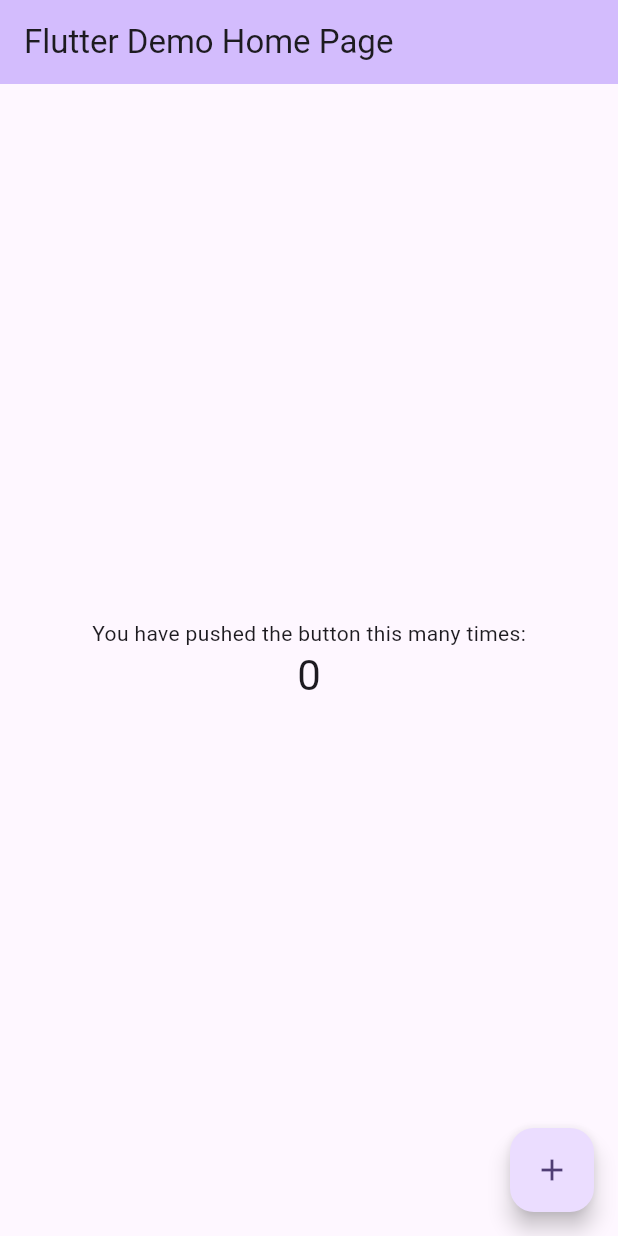
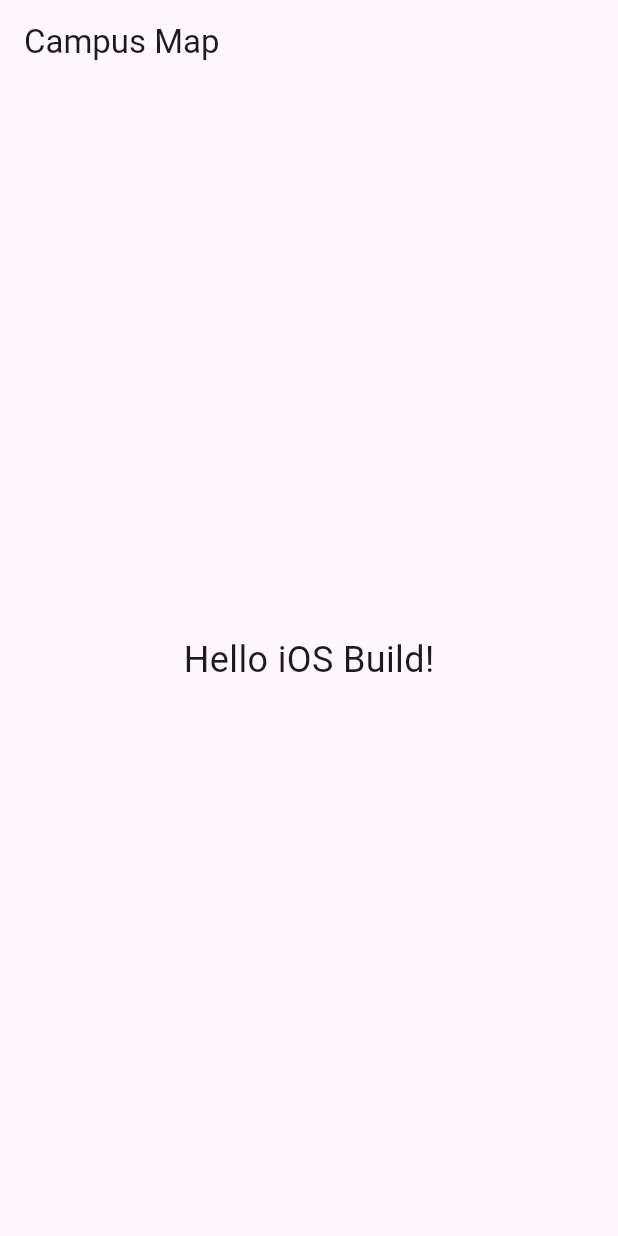
Before and after one commit to m0jik/campus_map, a Flutter app: the screen it shows after launch, on a phone screen of 412 x 824 dp. Run offline on Flutter 3.47's test engine with Material 3 defaults, Android fonts, the phone set to English and light mode, and no system bars.

Commit message:
ios github actions stuff

```diff
--- a/lib/main.dart
+++ b/lib/main.dart
@@ -1,121 +1,32 @@
 import 'package:flutter/material.dart';
 
-void main() {
-  runApp(const MyApp());
-}
+void main() => runApp(const CampusMapApp());
 
-class MyApp extends StatelessWidget {
-  const MyApp({super.key});
+class CampusMapApp extends StatelessWidget {
+  const CampusMapApp({super.key});
 
-  // This widget is the root of your application.
   @override
   Widget build(BuildContext context) {
     return MaterialApp(
-      title: 'Flutter Demo',
-      theme: ThemeData(
-        // This is the theme of your application.
-        //
-        // TRY THIS: Try running your application with "flutter run". You'll see
-        // the application has a purple toolbar. Then, without quitting the app,
-        // try changing the seedColor in the colorScheme below to Colors.green
-        // and then invoke "hot reload" (save your changes or press the "hot
-        // reload" button in a Flutter-supported IDE, or press "r" if you used
-        // the command line to start the app).
-        //
-        // Notice that the counter didn't reset back to zero; the application
-        // state is not lost during the reload. To reset the state, use hot
-        // restart instead.
-        //
-        // This works for code too, not just values: Most code changes can be
-        // tested with just a hot reload.
-        colorScheme: .fromSeed(seedColor: Colors.deepPurple),
-      ),
-      home: const MyHomePage(title: 'Flutter Demo Home Page'),
+      title: 'Campus Map Demo',
+      theme: ThemeData(primarySwatch: Colors.blue),
+      home: const MapHomePage(),
     );
   }
 }
 
-class MyHomePage extends StatefulWidget {
-  const MyHomePage({super.key, required this.title});
-
-  // This widget is the home page of your application. It is stateful, meaning
-  // that it has a State object (defined below) that contains fields that affect
-  // how it looks.
-
-  // This class is the configuration for the state. It holds the values (in this
-  // case the title) provided by the parent (in this case the App widget) and
-  // used by the build method of the State. Fields in a Widget subclass are
-  // always marked "final".
-
-  final String title;
-
-  @override
-  State<MyHomePage> createState() => _MyHomePageState();
-}
-
-class _MyHomePageState extends State<MyHomePage> {
-  int _counter = 0;
-
-  void _incrementCounter() {
-    setState(() {
-      // This call to setState tells the Flutter framework that something has
-      // changed in this State, which causes it to rerun the build method below
-      // so that the display can reflect the updated values. If we changed
-      // _counter without calling setState(), then the build method would not be
-      // called again, and so nothing would appear to happen.
-      _counter++;
-    });
-  }
+class MapHomePage extends StatelessWidget {
+  const MapHomePage({super.key});
 
   @override
   Widget build(BuildContext context) {
-    // This method is rerun every time setState is called, for instance as done
-    // by the _incrementCounter method above.
-    //
-    // The Flutter framework has been optimized to make rerunning build methods
-    // fast, so that you can just rebuild anything that needs updating rather
-    // than having to individually change instances of widgets.
     return Scaffold(
-      appBar: AppBar(
-        // TRY THIS: Try changing the color here to a specific color (to
-        // Colors.amber, perhaps?) and trigger a hot reload to see the AppBar
-        // change color while the other colors stay the same.
-        backgroundColor: Theme.of(context).colorScheme.inversePrimary,
-        // Here we take the value from the MyHomePage object that was created by
-        // the App.build method, and use it to set our appbar title.
-        title: Text(widget.title),
-      ),
-      body: Center(
-        // Center is a layout widget. It takes a single child and positions it
-        // in the middle of the parent.
-        child: Column(
-          // Column is also a layout widget. It takes a list of children and
-          // arranges them vertically. By default, it sizes itself to fit its
-          // children horizontally, and tries to be as tall as its parent.
-          //
-          // Column has various properties to control how it sizes itself and
-          // how it positions its children. Here we use mainAxisAlignment to
-          // center the children vertically; the main axis here is the vertical
-          // axis because Columns are vertical (the cross axis would be
-          // horizontal).
-          //
-          // TRY THIS: Invoke "debug painting" (choose the "Toggle Debug Paint"
-          // action in the IDE, or press "p" in the console), to see the
-          // wireframe for each widget.
-          mainAxisAlignment: .center,
-          children: [
-            const Text('You have pushed the button this many times:'),
-            Text(
-              '$_counter',
-              style: Theme.of(context).textTheme.headlineMedium,
-            ),
-          ],
+      appBar: AppBar(title: const Text('Campus Map')),
+      body: const Center(
+        child: Text(
+          'Hello iOS Build!',
+          style: TextStyle(fontSize: 24),
         ),
-      ),
-      floatingActionButton: FloatingActionButton(
-        onPressed: _incrementCounter,
-        tooltip: 'Increment',
-        child: const Icon(Icons.add),
       ),
     );
   }
```
Also changed, not shown: 2 other files.
